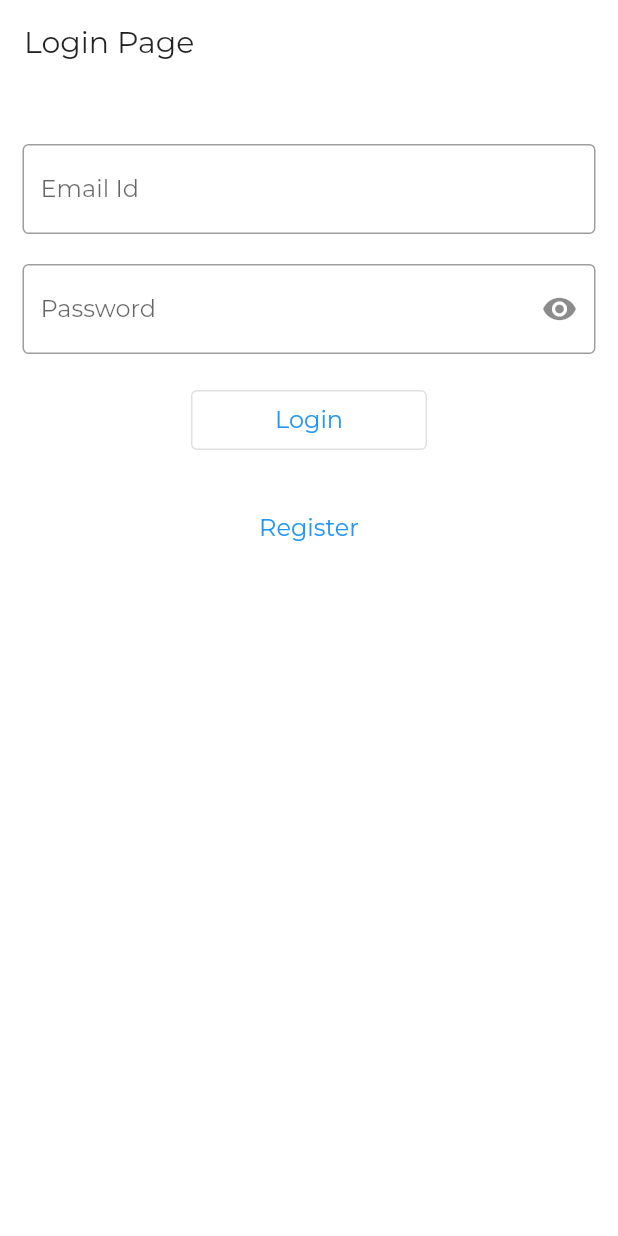
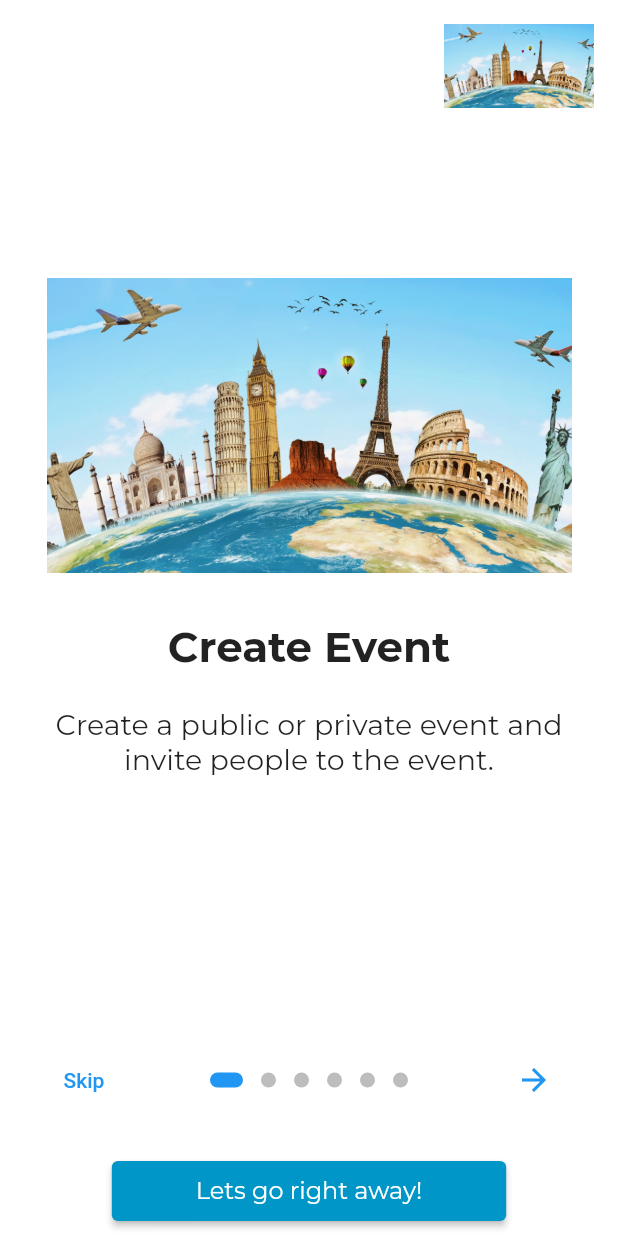
Before and after one commit to SrijanBajracharya/menschen-fahren-app, a Flutter app: the screen it shows after launch, on a phone screen of 412 x 824 dp. Run offline on Flutter 3.47's test engine with Material 2 defaults, Android fonts, the light colour scheme and no system bars; drawn by our look-alikes of introduction_screen; our stand-ins replace datetime_picker_formfield, font_awesome_flutter, google_fonts, logger, shared_preferences; missing offline and left inert: favorite_button; generated files the repository leaves out were written again.

Commit message:
created introduction screen

```diff
--- a/lib/main.dart
+++ b/lib/main.dart
@@ -1,6 +1,7 @@
 import 'package:flutter/material.dart';
 import 'package:project_menschen_fahren/config/app_config.dart';
 import 'package:project_menschen_fahren/constants.dart';
+import 'package:project_menschen_fahren/pages/introduction_screen.dart';
 import 'package:project_menschen_fahren/providers/aircraft_provider.dart';
 import 'package:project_menschen_fahren/providers/authentication_token_provider.dart';
 import 'package:project_menschen_fahren/providers/maint_log_provider.dart';
@@ -14,7 +15,8 @@ void main() async{
   WidgetsFlutterBinding.ensureInitialized();
 
   final AppConfig config = await AppConfig.forEnvironment("dev");
-  runApp(MyApp(config: config,));
+  //runApp(MyApp(config: config,));
+  runApp(App());
 }
 
 class MyApp extends StatelessWidget {
--- /dev/null
+++ b/lib/pages/introduction_screen.dart
@@ -0,0 +1,202 @@
+import 'package:flutter/foundation.dart';
+import 'package:flutter/material.dart';
+import 'package:flutter/services.dart';
+import 'package:introduction_screen/introduction_screen.dart';
+import 'package:project_menschen_fahren/config/app_config.dart';
+import 'package:project_menschen_fahren/constants.dart';
+import 'package:project_menschen_fahren/main.dart';
+import 'package:project_menschen_fahren/models/button_color.dart';
+import 'package:project_menschen_fahren/models/button_type.dart';
+import 'package:project_menschen_fahren/pages/login_page.dart';
+import 'package:project_menschen_fahren/routes_name.dart';
+import 'package:project_menschen_fahren/widgets/components/custom_button.dart';
+
+
+class App extends StatelessWidget {
+  @override
+  Widget build(BuildContext context) {
+    SystemChrome.setSystemUIOverlayStyle(
+      SystemUiOverlayStyle.dark.copyWith(statusBarColor: Colors.transparent),
+    );
+
+    return MaterialApp(
+      title: 'Introduction screen',
+      debugShowCheckedModeBanner: false,
+      theme: ThemeData(primarySwatch: Colors.blue),
+      home: OnBoardingPage(),
+    );
+  }
+}
+
+class OnBoardingPage extends StatefulWidget {
+  @override
+  _OnBoardingPageState createState() => _OnBoardingPageState();
+}
+
+class _OnBoardingPageState extends State<OnBoardingPage> {
+  final introKey = GlobalKey<IntroductionScreenState>();
+
+  Future<void> _onIntroEnd(context) async{
+    final AppConfig config = await AppConfig.forEnvironment("dev");
+    runApp(MyApp(config: config,));
+  }
+
+  Widget _buildFullscrenImage() {
+    return Image.asset(
+      'assets/images/travel.jpg',
+      fit: BoxFit.cover,
+      height: double.infinity,
+      width: double.infinity,
+      alignment: Alignment.center,
+    );
+  }
+
+  Widget _buildImage(String assetName, [double width = 350]) {
+    return Image.asset('assets/images/$assetName', width: width);
+  }
+
+  @override
+  Widget build(BuildContext context) {
+    const bodyStyle = TextStyle(fontSize: 19.0,fontFamily: Constants.PRIMARY_FONT_FAMILY);
+
+    const pageDecoration = const PageDecoration(
+      titleTextStyle: TextStyle(fontSize: 28.0, fontWeight: FontWeight.w700,fontFamily: Constants.PRIMARY_FONT_FAMILY),
+      bodyTextStyle: bodyStyle,
+      descriptionPadding: EdgeInsets.fromLTRB(16.0, 0.0, 16.0, 16.0),
+      pageColor: Colors.white,
+      imagePadding: EdgeInsets.zero,
+    );
+
+    return IntroductionScreen(
+      key: introKey,
+      globalBackgroundColor: Colors.white,
+      globalHeader: Align(
+        alignment: Alignment.topRight,
+        child: SafeArea(
+          child: Padding(
+            padding: const EdgeInsets.only(top: 16, right: 16),
+            child: _buildImage('travel.jpg', 100),
+          ),
+        ),
+      ),
+      globalFooter: SizedBox(
+        width: double.infinity,
+        height: 60,
+        child: CustomButton(buttonText: 'Let\s go right away!', onPressedFunc: () => _onIntroEnd(context), buttonType: ButtonType.ELEVATED,buttonColor: ButtonColor.SECONDARY,),
+      ),
+      pages: [
+        PageViewModel(
+          title: "Create Event",
+          body:
+          "Create a public or private event and invite people to the event.",
+          image: _buildImage('travel.jpg'),
+          decoration: pageDecoration,
+        ),
+        PageViewModel(
+          title: "Meet new people and travel",
+          body:
+          "Request to join and travel together with a group you feel comfortable with.",
+          image: _buildImage('travel.jpg'),
+          decoration: pageDecoration,
+        ),
+        PageViewModel(
+          title: "Invite friends to Event",
+          body:
+          "Create private event and invite friends without any hassle.",
+          image: _buildImage('travel.jpg'),
+          decoration: pageDecoration,
+        ),
+        PageViewModel(
+          title: "Make plans together",
+          body:
+          "Introduce yourself, mention your hobbies and find new like minded travel buddies.\n\n Celebrate Birthday parties, seminar, concert, conference with interested people. ",
+          image: _buildFullscrenImage(),
+          decoration: pageDecoration.copyWith(
+            contentMargin: const EdgeInsets.symmetric(horizontal: 16),
+            fullScreen: true,
+            bodyFlex: 2,
+            imageFlex: 3,
+          ),
+        ),
+        PageViewModel(
+          title: "Platform for Event",
+          body: "Make plans with friends for hike, trek, party or other program and make a detail itenary about the plan without any hassel.",
+          image: _buildImage('travel.jpg'),
+          /*footer: ElevatedButton(
+            onPressed: () {
+              introKey.currentState?.animateScroll(0);
+            },
+            child: const Text(
+              'FooButton',
+              style: TextStyle(color: Colors.white),
+            ),
+            style: ElevatedButton.styleFrom(
+              primary: Colors.lightBlue,
+              shape: RoundedRectangleBorder(
+                borderRadius: BorderRadius.circular(8.0),
+              ),
+            ),
+          ),*/
+          decoration: pageDecoration,
+        ),
+        PageViewModel(
+          title: "Don't feel bored and find something to do.",
+          bodyWidget: Row(
+            mainAxisAlignment: MainAxisAlignment.center,
+            /*children: const [
+              Text("Click on ", style: bodyStyle),
+              Icon(Icons.edit),
+              Text(" to edit a post", style: bodyStyle),
+            ],*/
+          ),
+          decoration: pageDecoration.copyWith(
+            bodyFlex: 2,
+            imageFlex: 4,
+            bodyAlignment: Alignment.bottomCenter,
+            imageAlignment: Alignment.topCenter,
+          ),
+          image: _buildImage('travel.jpg'),
+          reverse: true,
+        ),
+      ],
+      onDone: () => _onIntroEnd(context),
+      onSkip: () => _onIntroEnd(context), // You can override onSkip callback
+      showSkipButton: true,
+      skipFlex: 0,
+      nextFlex: 0,
+      //rtl: true, // Display as right-to-left
+      skip: const Text('Skip'),
+      next: const Icon(Icons.arrow_forward),
+      done: const Text('Done', style: TextStyle(fontWeight: FontWeight.w600)),
+      curve: Curves.fastLinearToSlowEaseIn,
+      controlsMargin: const EdgeInsets.all(16),
+      controlsPadding: kIsWeb
+          ? const EdgeInsets.all(12.0)
+          : const EdgeInsets.fromLTRB(8.0, 4.0, 8.0, 4.0),
+      dotsDecorator: const DotsDecorator(
+        size: Size(10.0, 10.0),
+        color: Color(0xFFBDBDBD),
+        activeSize: Size(22.0, 10.0),
+        activeShape: RoundedRectangleBorder(
+          borderRadius: BorderRadius.all(Radius.circular(25.0)),
+        ),
+      ),
+      dotsContainerDecorator: const ShapeDecoration(
+        //color: Colors.black87,
+        shape: RoundedRectangleBorder(
+          borderRadius: BorderRadius.all(Radius.circular(8.0)),
+        ),
+      ),
+    );
+  }
+}
+
+class HomePage extends StatelessWidget {
+  @override
+  Widget build(BuildContext context) {
+    return Scaffold(
+      appBar: AppBar(title: const Text('Home')),
+      body: const Center(child: Text("This is the screen after Introduction")),
+    );
+  }
+}
--- a/pubspec.yaml
+++ b/pubspec.yaml
@@ -49,6 +49,7 @@ dependencies:
   favorite_button: ^0.0.4
   google_fonts: ^2.1.1
   top_modal_sheet: ^1.0.0
+  introduction_screen: ^2.1.0
 
 dev_dependencies:
   flutter_test:
```
Also changed, not shown: assets/images/travel.jpg (added), pubspec.lock.
